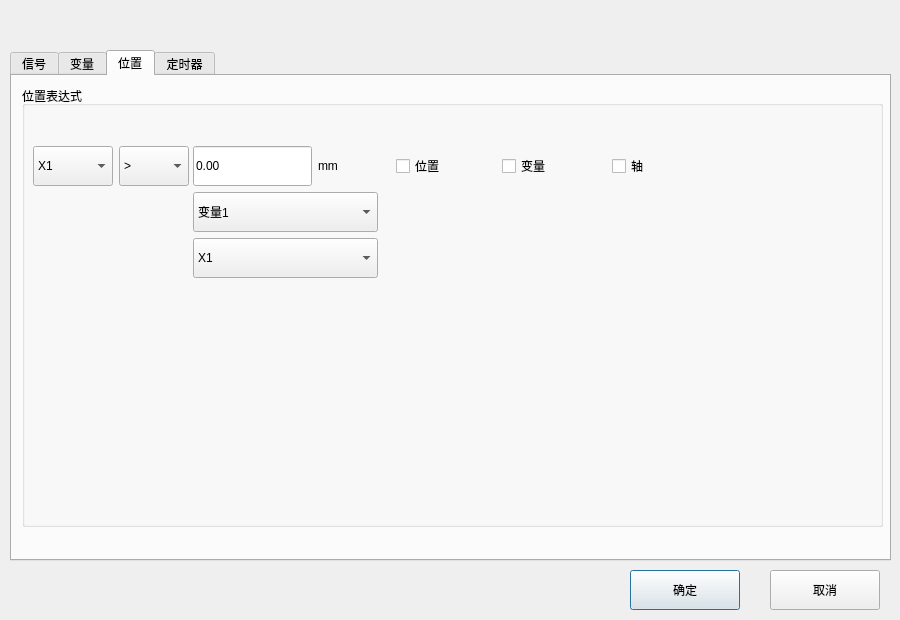
First picture: the form in dialogs/ifprogramdialog.ui, repository Jade-yun/MachineTool, before the edit.
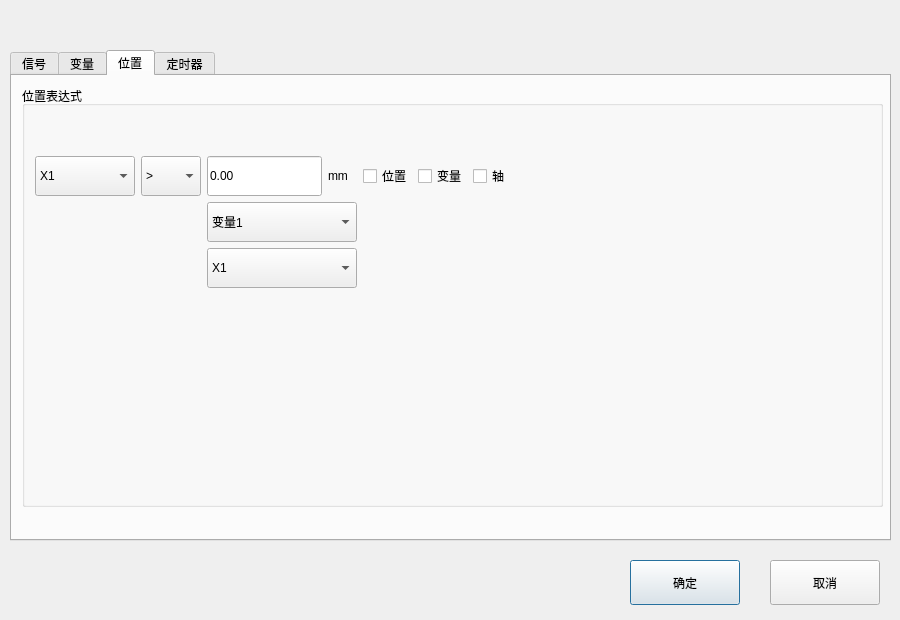
Second picture: the form after the edit. The open tabs and pages were chosen to show the change. Custom widgets are drawn as their Qt base class.

```diff
--- a/dialogs/ifprogramdialog.ui
+++ b/dialogs/ifprogramdialog.ui
@@ -20,9 +20,9 @@
    <property name="geometry">
     <rect>
      <x>630</x>
-     <y>570</y>
+     <y>560</y>
      <width>110</width>
-     <height>40</height>
+     <height>45</height>
     </rect>
    </property>
    <property name="text">
@@ -33,9 +33,9 @@
    <property name="geometry">
     <rect>
      <x>770</x>
-     <y>570</y>
+     <y>560</y>
      <width>110</width>
-     <height>40</height>
+     <height>45</height>
     </rect>
    </property>
    <property name="text">
@@ -48,7 +48,7 @@
      <x>10</x>
      <y>50</y>
      <width>881</width>
-     <height>511</height>
+     <height>491</height>
     </rect>
    </property>
    <property name="currentIndex">
@@ -2243,93 +2243,35 @@
        <x>10</x>
        <y>10</y>
        <width>861</width>
-       <height>441</height>
+       <height>421</height>
       </rect>
      </property>
      <property name="title">
       <string>位置表达式</string>
      </property>
-     <widget class="QCheckBox" name="chboxConstantPos">
+     <widget class="QWidget" name="">
       <property name="geometry">
        <rect>
-        <x>374</x>
-        <y>60</y>
-        <width>100</width>
-        <height>40</height>
+        <x>13</x>
+        <y>70</y>
+        <width>841</width>
+        <height>157</height>
        </rect>
       </property>
-      <property name="minimumSize">
-       <size>
-        <width>100</width>
-        <height>40</height>
-       </size>
-      </property>
-      <property name="text">
-       <string>位置</string>
-      </property>
-      <property name="autoExclusive">
-       <bool>true</bool>
-      </property>
-     </widget>
-     <widget class="QCheckBox" name="chboxAxis">
-      <property name="geometry">
-       <rect>
-        <x>590</x>
-        <y>60</y>
-        <width>100</width>
-        <height>40</height>
-       </rect>
-      </property>
-      <property name="minimumSize">
-       <size>
-        <width>100</width>
-        <height>40</height>
-       </size>
-      </property>
-      <property name="text">
-       <string>轴</string>
-      </property>
-      <property name="autoExclusive">
-       <bool>true</bool>
-      </property>
-     </widget>
-     <widget class="QCheckBox" name="chboxVariablePos">
-      <property name="geometry">
-       <rect>
-        <x>480</x>
-        <y>60</y>
-        <width>100</width>
-        <height>40</height>
-       </rect>
-      </property>
-      <property name="minimumSize">
-       <size>
-        <width>100</width>
-        <height>40</height>
-       </size>
-      </property>
-      <property name="text">
-       <string>变量</string>
-      </property>
-      <property name="autoExclusive">
-       <bool>true</bool>
-      </property>
-     </widget>
+      <layout class="QHBoxLayout" name="horizontalLayout">
+       <item>
+        <layout class="QGridLayout" name="gridLayout_4">
+         <item row="0" column="0">
      <widget class="QComboBox" name="coboxPosPreOpAxisSelect">
-      <property name="geometry">
-       <rect>
-        <x>11</x>
-        <y>60</y>
-        <width>80</width>
-        <height>40</height>
-       </rect>
-      </property>
       <property name="minimumSize">
        <size>
-        <width>80</width>
+             <width>100</width>
         <height>40</height>
        </size>
       </property>
+           <property name="sizeAdjustPolicy">
+            <enum>QComboBox::AdjustToContents</enum>
+           </property>
       <item>
        <property name="text">
         <string>X1</string>
@@ -2361,24 +2303,18 @@
        </property>
       </item>
      </widget>
+         </item>
+         <item row="0" column="1">
      <widget class="QComboBox" name="coboxOperandPos">
-      <property name="geometry">
-       <rect>
-        <x>97</x>
-        <y>60</y>
-        <width>70</width>
-        <height>40</height>
-       </rect>
-      </property>
       <property name="minimumSize">
        <size>
-        <width>70</width>
+             <width>60</width>
         <height>40</height>
        </size>
       </property>
       <property name="maximumSize">
        <size>
-        <width>16777215</width>
+             <width>60</width>
         <height>40</height>
        </size>
       </property>
@@ -2413,26 +2349,46 @@
        </property>
       </item>
      </widget>
-     <widget class="QWidget" name="layoutWidget">
-      <property name="geometry">
-       <rect>
-        <x>171</x>
-        <y>60</y>
-        <width>185</width>
-        <height>151</height>
-       </rect>
-      </property>
+         </item>
+         <item row="1" column="0">
+          <spacer name="verticalSpacer_3">
+           <property name="orientation">
+            <enum>Qt::Vertical</enum>
+           </property>
+           <property name="sizeHint" stdset="0">
+            <size>
+             <width>20</width>
+             <height>40</height>
+            </size>
+           </property>
+          </spacer>
+         </item>
+        </layout>
+       </item>
+       <item>
       <layout class="QVBoxLayout" name="verticalLayout_2">
        <item>
         <layout class="QHBoxLayout" name="hLayoutPos">
          <item>
           <widget class="NumberEdit" name="editPosPostOp">
+             <property name="sizePolicy">
+              <sizepolicy hsizetype="Fixed" vsizetype="Fixed">
+               <horstretch>0</horstretch>
+               <verstretch>0</verstretch>
+              </sizepolicy>
+             </property>
            <property name="minimumSize">
             <size>
              <width>115</width>
              <height>40</height>
             </size>
            </property>
+             <property name="maximumSize">
+              <size>
+               <width>115</width>
+               <height>16777215</height>
+              </size>
+             </property>
            <property name="text">
             <string>0.00</string>
            </property>
@@ -2440,12 +2396,6 @@
          </item>
          <item>
           <widget class="QLabel" name="labPosUnit">
-           <property name="minimumSize">
-            <size>
-             <width>60</width>
-             <height>40</height>
-            </size>
-           </property>
            <property name="text">
             <string>mm</string>
            </property>
@@ -2566,8 +2516,106 @@
          </property>
          <property name="sizeHint" stdset="0">
           <size>
+             <width>148</width>
+             <height>13</height>
+            </size>
+           </property>
+          </spacer>
+         </item>
+        </layout>
+       </item>
+       <item>
+        <layout class="QGridLayout" name="gridLayout_3">
+         <item row="0" column="2">
+          <widget class="QCheckBox" name="chboxAxis">
+           <property name="sizePolicy">
+            <sizepolicy hsizetype="Preferred" vsizetype="Fixed">
+             <horstretch>0</horstretch>
+             <verstretch>0</verstretch>
+            </sizepolicy>
+           </property>
+           <property name="minimumSize">
+            <size>
+             <width>0</width>
+             <height>40</height>
+            </size>
+           </property>
+           <property name="text">
+            <string>轴</string>
+           </property>
+           <property name="autoExclusive">
+            <bool>true</bool>
+           </property>
+          </widget>
+         </item>
+         <item row="0" column="1">
+          <widget class="QCheckBox" name="chboxVariablePos">
+           <property name="sizePolicy">
+            <sizepolicy hsizetype="Preferred" vsizetype="Fixed">
+             <horstretch>0</horstretch>
+             <verstretch>0</verstretch>
+            </sizepolicy>
+           </property>
+           <property name="minimumSize">
+            <size>
+             <width>0</width>
+             <height>40</height>
+            </size>
+           </property>
+           <property name="text">
+            <string>变量</string>
+           </property>
+           <property name="autoExclusive">
+            <bool>true</bool>
+           </property>
+          </widget>
+         </item>
+         <item row="0" column="0">
+          <widget class="QCheckBox" name="chboxConstantPos">
+           <property name="sizePolicy">
+            <sizepolicy hsizetype="Preferred" vsizetype="Fixed">
+             <horstretch>0</horstretch>
+             <verstretch>0</verstretch>
+            </sizepolicy>
+           </property>
+           <property name="minimumSize">
+            <size>
+             <width>0</width>
+             <height>40</height>
+            </size>
+           </property>
+           <property name="text">
+            <string>位置</string>
+           </property>
+           <property name="autoExclusive">
+            <bool>true</bool>
+           </property>
+          </widget>
+         </item>
+         <item row="1" column="1">
+          <spacer name="verticalSpacer_4">
+           <property name="orientation">
+            <enum>Qt::Vertical</enum>
+           </property>
+           <property name="sizeHint" stdset="0">
+            <size>
            <width>20</width>
            <height>40</height>
+            </size>
+           </property>
+          </spacer>
+         </item>
+        </layout>
+       </item>
+       <item>
+        <spacer name="horizontalSpacer_2">
+         <property name="orientation">
+          <enum>Qt::Horizontal</enum>
+         </property>
+         <property name="sizeHint" stdset="0">
+          <size>
+           <width>40</width>
+           <height>20</height>
           </size>
          </property>
         </spacer>
```
Left out of the diff: 58 changed lines with no effect on the pictures. Lines whose indentation alone changed are shown as unchanged.
